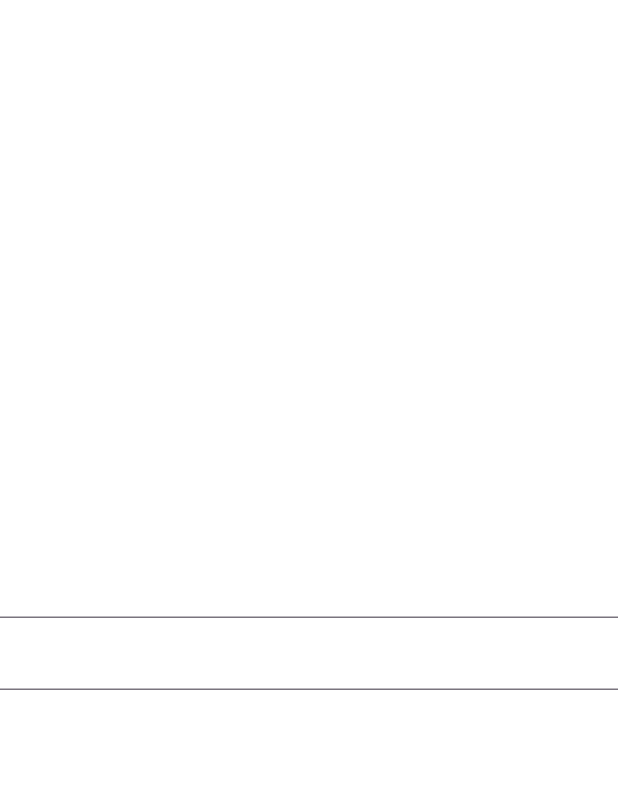
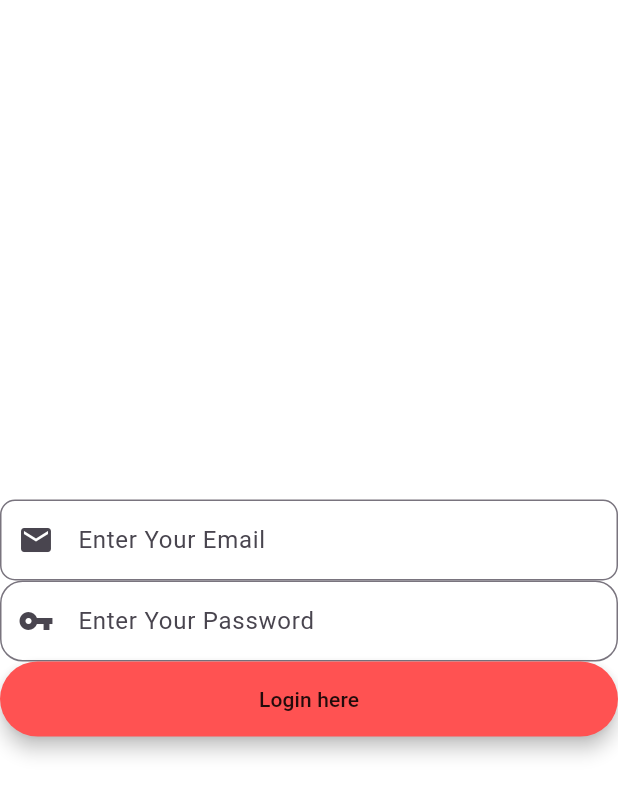
Before and after one commit to Coding-with-Gaurav/Flutter-auth, a Flutter app: the screen it shows after launch, on a phone screen of 412 x 824 dp. Shown: the top 795 px of the screen. Run offline on Flutter 3.47's test engine with Material 3 defaults, Android fonts, the phone set to English and light mode, and no system bars.

Commit message:
Design Login page

```diff
--- a/lib/screen/login.dart
+++ b/lib/screen/login.dart
@@ -1,52 +1,71 @@
 import 'package:flutter/material.dart';
 
-class LoginScreen extends StatefulWidget{
+class LoginScreen extends StatefulWidget {
   const LoginScreen({Key? key}) : super(key: key);
 
   @override
-_LoginScreenState createState()=>_LoginScreenState();
-
+  _LoginScreenState createState() => _LoginScreenState();
 }
 
-class _LoginScreenState extends State<LoginScreen>{
-
+class _LoginScreenState extends State<LoginScreen> {
 // form key
   final _formKey = GlobalKey<FormState>();
 
 //editing controller
 
-final TextEditingController emailController = new  TextEditingController();
-final TextEditingController passwordController = new  TextEditingController();
+  final TextEditingController emailController = new TextEditingController();
+  final TextEditingController passwordController = new TextEditingController();
 
   @override
-  Widget build(BuildContext context){
+  Widget build(BuildContext context) {
     // email field
     final emailField = TextFormField(
       autofocus: false,
       controller: emailController,
       keyboardType: TextInputType.emailAddress,
 
-      onSaved: (value)
-      {
+// validator
+      onSaved: (value) {
         emailController.text = value!;
-
       },
       textInputAction: TextInputAction.next,
+      decoration: InputDecoration(
+          prefixIcon: Icon(Icons.mail),
+          contentPadding: EdgeInsets.fromLTRB(15, 15, 15, 15),
+          hintText: "Enter Your Email",
+          border: OutlineInputBorder(borderRadius: BorderRadius.circular(10))),
     );
 
     // Password field
     final passwordField = TextFormField(
         autofocus: false,
         controller: passwordController,
-
-      onSaved: (value)
-      {
+        obscureText: true,
+        onSaved: (value) {
           passwordController.text = value!;
-
         },
         textInputAction: TextInputAction.next,
+        decoration: InputDecoration(
+            prefixIcon: Icon(Icons.vpn_key),
+            contentPadding: EdgeInsets.fromLTRB(15, 15, 15, 15),
+            hintText: "Enter Your Password",
+            border:
+                OutlineInputBorder(borderRadius: BorderRadius.circular(15)
+                )
+                )
                 );
 
+    final loginButton = Material(
+      elevation: 5,
+      borderRadius: BorderRadius.circular(30),
+      color: Colors.redAccent,
+      child: MaterialButton(
+        padding: EdgeInsets.fromLTRB(20, 15, 20, 15),
+        minWidth: MediaQuery.of(context).size.width,
+        onPressed: (){},
+        child: Text("Login here"),
+        ),
+    );
 
     return Scaffold(
       backgroundColor: Colors.white,
@@ -56,12 +75,7 @@ final TextEditingController passwordController = new  TextEditingController();
             color: Colors.white,
             child: Form(
               key: _formKey,
-              child:Column(
-                children: <Widget>[
-                  emailField,
-                  passwordField
-                ]
-                ) ,
+              child: Column(children: [emailField, passwordField, loginButton]),
             ),
           ),
         ),
```
Lines whose indentation alone changed are shown as unchanged.
